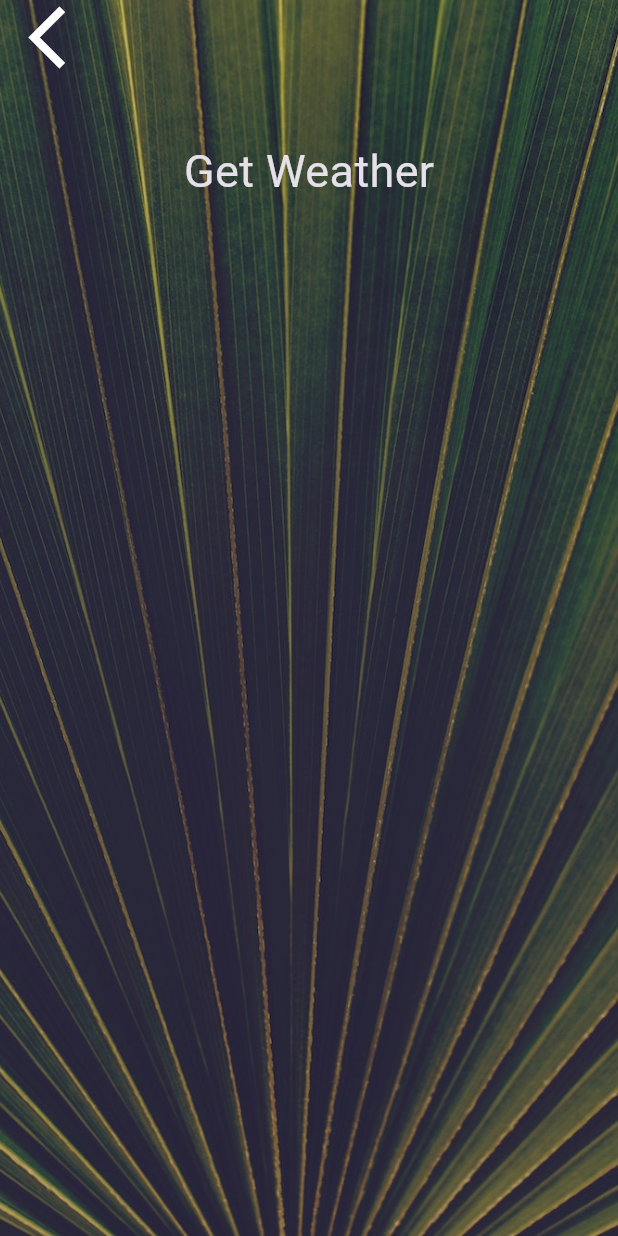
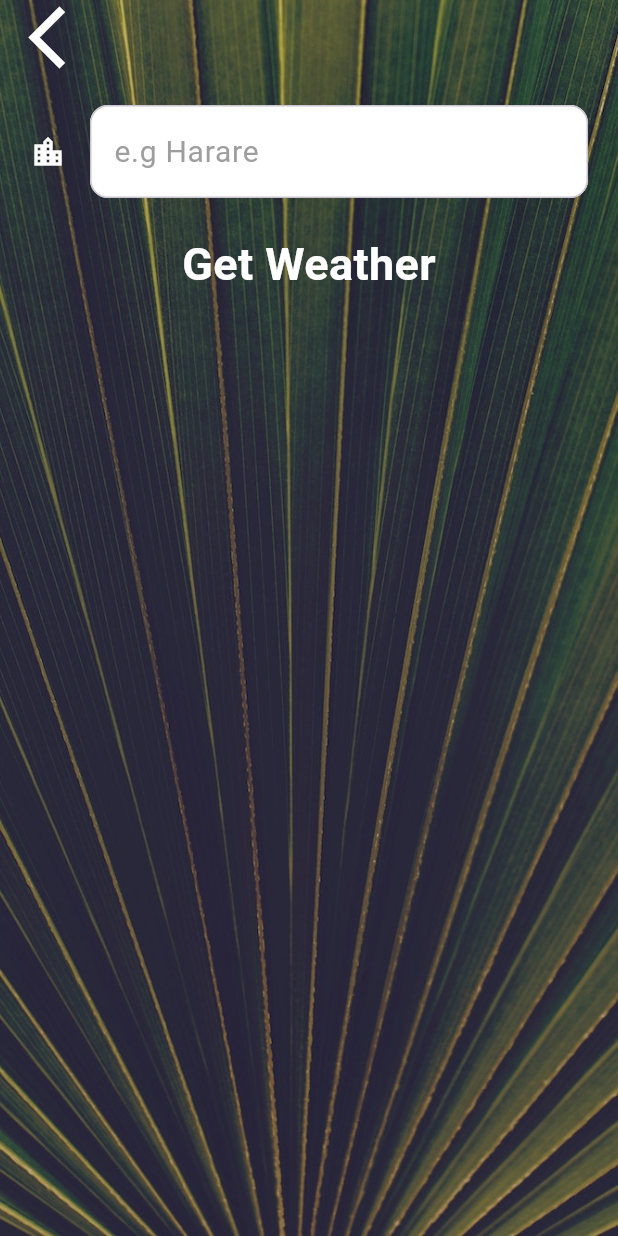
Before and after one commit to Joshua-100/clima, a Flutter app: the CityScreen screen opened directly, on a phone screen of 412 x 824 dp. Run offline on Flutter 3.47's test engine with Material 3 defaults, Android fonts, the phone set to English and light mode, and no system bars; our stand-ins replace flutter_spinkit, geolocator; Roboto replaces fonts that are missing (Spartan MB).

Commit message:
Added Text Field and Styled it

```diff
--- a/lib/screens/city_screen.dart
+++ b/lib/screens/city_screen.dart
@@ -1,4 +1,5 @@
 import 'package:flutter/material.dart';
+import 'package:clima/utilities/constants.dart';
 import 'package:clima/utilities/constants.dart';
 
 class CityScreen extends StatefulWidget {
@@ -33,7 +34,9 @@ class _CityScreenState extends State<CityScreen> {
               ),
               Container(
                 padding: EdgeInsets.all(20.0),
-                child: null,
+                child: TextField(
+                  decoration: kFieldBoxDecoration,
+                ),
               ),
               RawMaterialButton(
                 onPressed: () {},
--- a/lib/utilities/constants.dart
+++ b/lib/utilities/constants.dart
@@ -1,3 +1,6 @@
+import 'dart:ui';
+
+import 'package:flutter/cupertino.dart';
 import 'package:flutter/material.dart';
 
 const kTempTextStyle = TextStyle(
@@ -13,8 +16,21 @@ const kMessageTextStyle = TextStyle(
 const kButtonTextStyle = TextStyle(
   fontSize: 30.0,
   fontFamily: 'Spartan MB',
+  color: Colors.white,
+  fontWeight: FontWeight.bold,
 );
 
 const kConditionTextStyle = TextStyle(
   fontSize: 100.0,
 );
+
+const borderRadius = 12.0;
+
+const kFieldBoxDecoration = InputDecoration(
+    fillColor: Colors.white,
+    filled: true,
+    icon: Icon(Icons.location_city, color: Colors.white),
+    border: OutlineInputBorder(
+        borderRadius: BorderRadius.all(Radius.circular(12.0))),
+    hintText: "e.g Harare",
+    hintStyle: TextStyle(color: Colors.grey, fontSize: 20));
```
